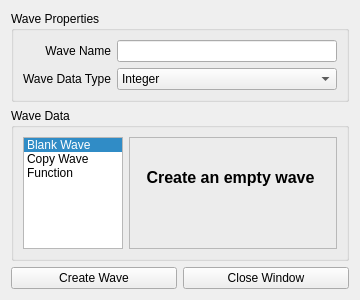
Qt form ui/Ui_CreateWaveDialog.ui (bbreslauer/PySciPlot) before a commit.
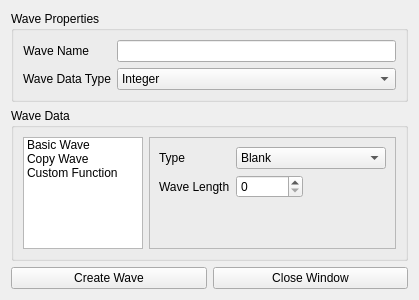
The same form after that commit. The open tabs and pages were chosen to show the change.

Commit message: Create dialog to customize creation of tables. Removed create wave functionality from Manage Waves dialog. Added some methods to WavesListModel.

What changed in the file:
```diff
--- a/ui/Ui_CreateWaveDialog.ui
+++ b/ui/Ui_CreateWaveDialog.ui
@@ -6,7 +6,7 @@
    <rect>
     <x>0</x>
     <y>0</y>
-    <width>360</width>
+    <width>418</width>
     <height>300</height>
    </rect>
   </property>
@@ -25,7 +25,7 @@
      <property name="title">
       <string>Wave Properties</string>
      </property>
-     <layout class="QGridLayout" name="gridLayout_2">
+     <layout class="QFormLayout" name="formLayout_2">
       <item row="0" column="0">
        <widget class="QLabel" name="label">
         <property name="text">
@@ -114,16 +114,16 @@
         </property>
         <property name="minimumSize">
          <size>
-          <width>100</width>
+          <width>120</width>
           <height>0</height>
          </size>
         </property>
         <property name="currentRow">
-         <number>0</number>
+         <number>-1</number>
         </property>
         <item>
          <property name="text">
-          <string>Blank Wave</string>
+          <string>Basic Wave</string>
          </property>
         </item>
         <item>
@@ -133,7 +133,7 @@
         </item>
         <item>
          <property name="text">
-          <string>Function</string>
+          <string>Custom Function</string>
          </property>
         </item>
        </widget>
@@ -152,27 +152,58 @@
         <property name="currentIndex">
          <number>1</number>
         </property>
-        <widget class="QWidget" name="blankTab">
-         <widget class="QLabel" name="label_4">
-          <property name="geometry">
-           <rect>
-            <x>10</x>
-            <y>30</y>
-            <width>181</width>
-            <height>20</height>
-           </rect>
+        <widget class="QWidget" name="basicTab">
+         <layout class="QFormLayout" name="formLayout">
+          <property name="fieldGrowthPolicy">
+           <enum>QFormLayout::ExpandingFieldsGrow</enum>
           </property>
-          <property name="text">
-           <string>&lt;!DOCTYPE HTML PUBLIC &quot;-//W3C//DTD HTML 4.0//EN&quot; &quot;http://www.w3.org/TR/REC-html40/strict.dtd&quot;&gt;
-&lt;html&gt;&lt;head&gt;&lt;meta name=&quot;qrichtext&quot; content=&quot;1&quot; /&gt;&lt;style type=&quot;text/css&quot;&gt;
-p, li { white-space: pre-wrap; }
-&lt;/style&gt;&lt;/head&gt;&lt;body style=&quot; font-family:'Sans Serif'; font-size:9pt; font-weight:400; font-style:normal;&quot;&gt;
-&lt;p align=&quot;center&quot; style=&quot; margin-top:0px; margin-bottom:0px; margin-left:0px; margin-right:0px; -qt-block-indent:0; text-indent:0px;&quot;&gt;&lt;span style=&quot; font-size:12pt; font-weight:600;&quot;&gt;Create an empty wave&lt;/span&gt;&lt;/p&gt;&lt;/body&gt;&lt;/html&gt;</string>
-          </property>
-          <property name="textFormat">
-           <enum>Qt::RichText</enum>
-          </property>
-         </widget>
+          <item row="0" column="0">
+           <widget class="QLabel" name="label_4">
+            <property name="text">
+             <string>Type</string>
+            </property>
+           </widget>
+          </item>
+          <item row="0" column="1">
+           <widget class="QComboBox" name="basicWaveType">
+            <property name="minimumSize">
+             <size>
+              <width>150</width>
+              <height>0</height>
+             </size>
+            </property>
+            <item>
+             <property name="text">
+              <string>Blank</string>
+             </property>
+            </item>
+            <item>
+             <property name="text">
+              <string>Index (starting at 0)</string>
+             </property>
+            </item>
+            <item>
+             <property name="text">
+              <string>Index (starting at 1)</string>
+             </property>
+            </item>
+           </widget>
+          </item>
+          <item row="1" column="0">
+           <widget class="QLabel" name="label_9">
+            <property name="text">
+             <string>Wave Length</string>
+            </property>
+           </widget>
+          </item>
+          <item row="1" column="1">
+           <widget class="QSpinBox" name="basicWaveLength">
+            <property name="maximum">
+             <number>999999</number>
+            </property>
+           </widget>
+          </item>
+         </layout>
         </widget>
         <widget class="QWidget" name="copyTab">
          <layout class="QGridLayout" name="gridLayout_3">
```
Left out of the diff: 35 changed lines with no effect on the pictures. The commit also changes 8 other files.
